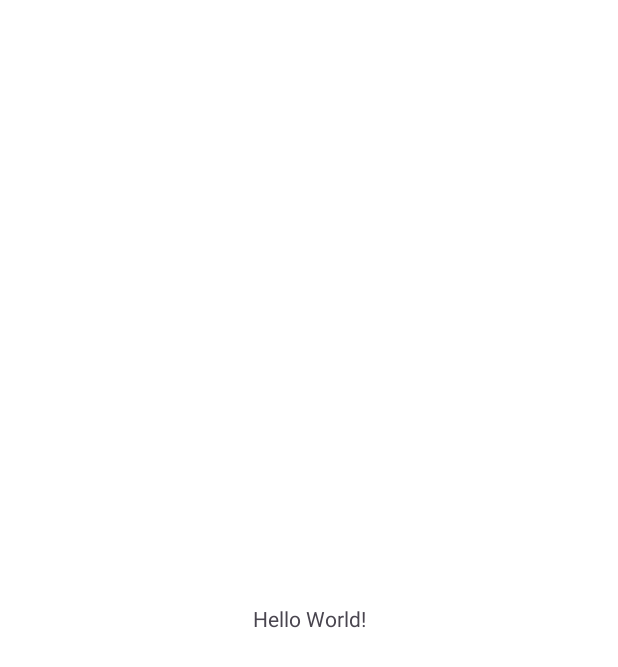
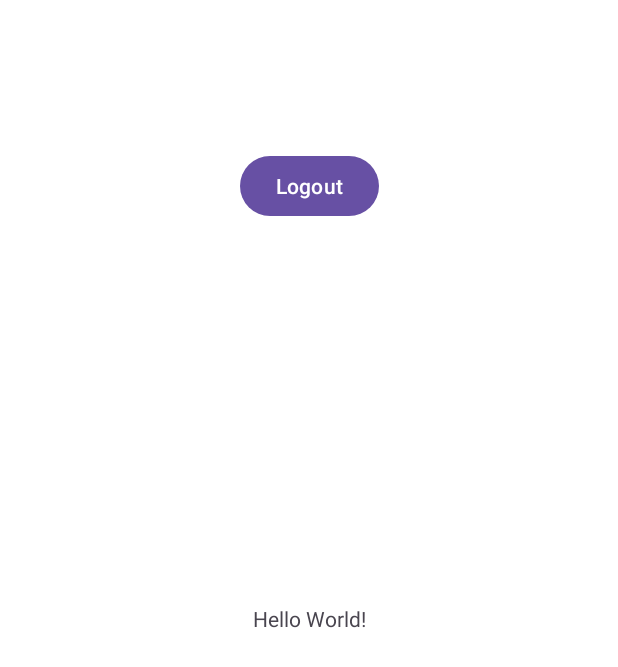
Before and after one commit to MindGardenApp/mobile-dev, an Android app: the screen it shows after launch once a user with an empty profile is signed in (MainActivity), on a phone screen of 412 x 824 dp. Before the commit the part shown is almost empty. Shown: the top 667 px of the screen. Run offline under Robolectric (Android 15) with nearby library versions, the phone set to English and light mode, and no system bars; our stand-ins replace Firebase (no records; nobody signed in at launch, a user with empty details on screens opened directly).

Commit message:
add: Added logout button and functionality to MainActivity.

```diff
--- a/app/src/main/java/com/unity/mindgarden/MainActivity.kt
+++ b/app/src/main/java/com/unity/mindgarden/MainActivity.kt
@@ -1,20 +1,32 @@
 package com.unity.mindgarden
 
+import android.content.Intent
 import android.os.Bundle
+import android.widget.Button
 import androidx.activity.enableEdgeToEdge
 import androidx.appcompat.app.AppCompatActivity
 import androidx.core.view.ViewCompat
 import androidx.core.view.WindowInsetsCompat
+import com.google.firebase.auth.FirebaseAuth
 
 class MainActivity : AppCompatActivity() {
     override fun onCreate(savedInstanceState: Bundle?) {
         super.onCreate(savedInstanceState)
         enableEdgeToEdge()
         setContentView(R.layout.activity_main)
+
         ViewCompat.setOnApplyWindowInsetsListener(findViewById(R.id.main)) { v, insets ->
             val systemBars = insets.getInsets(WindowInsetsCompat.Type.systemBars())
             v.setPadding(systemBars.left, systemBars.top, systemBars.right, systemBars.bottom)
             insets
         }
+
+        val btnLogout = findViewById<Button>(R.id.btn_logout)
+        btnLogout.setOnClickListener {
+            FirebaseAuth.getInstance().signOut()
+            val intent = Intent(this, Login::class.java)
+            startActivity(intent)
+            finish()
+        }
     }
 }
--- a/app/src/main/res/layout/activity_main.xml
+++ b/app/src/main/res/layout/activity_main.xml
@@ -6,6 +6,17 @@
     android:layout_width="match_parent"
     android:layout_height="match_parent"
     tools:context=".MainActivity">
+
+    <Button
+        android:id="@+id/btn_logout"
+        android:layout_width="wrap_content"
+        android:layout_height="wrap_content"
+        android:layout_gravity="center"
+        android:layout_marginTop="100dp"
+        android:text="Logout"
+        app:layout_constraintEnd_toEndOf="parent"
+        app:layout_constraintStart_toStartOf="parent"
+        app:layout_constraintTop_toTopOf="parent" />
 
     <TextView
         android:layout_width="wrap_content"
```
